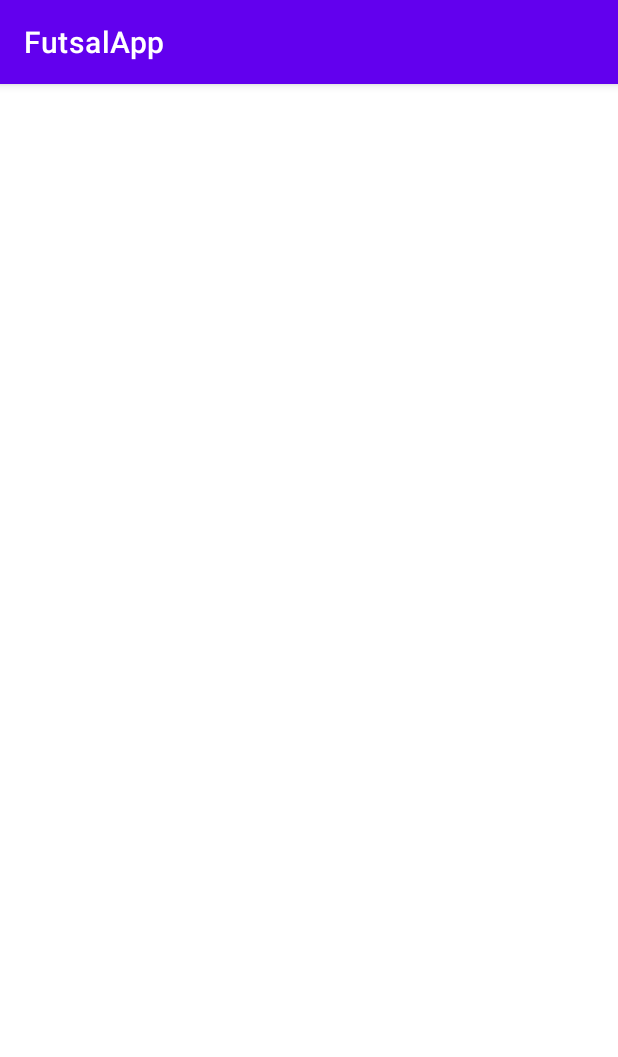
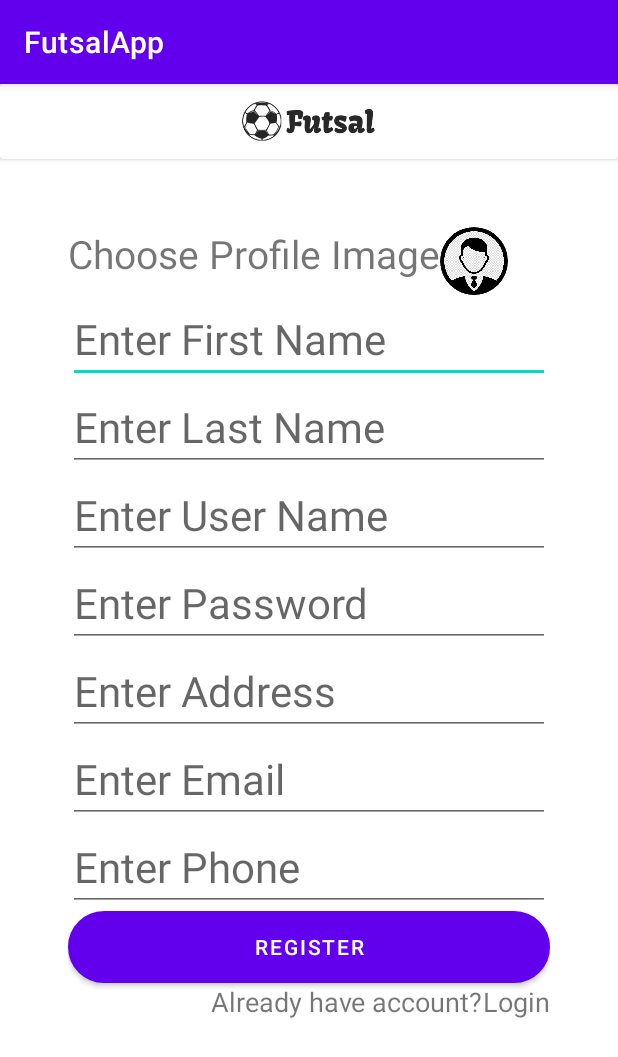
Before and after one commit to pSaurav10/FutsalAppAndroid, an Android app: the SignupActivity screen opened directly, with no data from a screen before it, on a phone screen of 412 x 824 dp. Shown: the top 1057 px of the screen. Run offline under Robolectric (Android 15) with nearby library versions, the phone set to English and light mode, and no system bars; our stand-ins replace CircleImageView.

Commit message:
SignUp Design

```diff
--- a/app/src/main/res/layout/activity_signup.xml
+++ b/app/src/main/res/layout/activity_signup.xml
@@ -1,9 +1,127 @@
 <?xml version="1.0" encoding="utf-8"?>
-<androidx.constraintlayout.widget.ConstraintLayout xmlns:android="http://schemas.android.com/apk/res/android"
+<RelativeLayout
+    xmlns:android="http://schemas.android.com/apk/res/android"
     xmlns:app="http://schemas.android.com/apk/res-auto"
     xmlns:tools="http://schemas.android.com/tools"
     android:layout_width="match_parent"
     android:layout_height="match_parent"
     tools:context=".SignupActivity">
 
-</androidx.constraintlayout.widget.ConstraintLayout>
+    <androidx.cardview.widget.CardView
+        android:id="@+id/header_layout"
+        android:layout_width="match_parent"
+        android:layout_height="50dp"
+        android:background="@color/white"
+        android:elevation="15dp">
+
+    <RelativeLayout
+        android:layout_width="match_parent"
+        android:layout_height="match_parent">
+
+        <ImageView
+            android:id="@+id/insta_img"
+            android:layout_width="95dp"
+            android:layout_height="wrap_content"
+            android:layout_centerHorizontal="true"
+            android:layout_centerVertical="true"
+            android:src="@drawable/futsallogo"/>
+
+
+    </RelativeLayout>
+    </androidx.cardview.widget.CardView>
+    <ScrollView
+        android:layout_width="match_parent"
+        android:layout_height="wrap_content"
+        android:layout_below="@+id/header_layout">
+    <LinearLayout
+        android:layout_width="match_parent"
+        android:layout_height="wrap_content"
+        android:padding="45dp"
+        android:orientation="vertical">
+
+        <RelativeLayout
+            android:layout_width="match_parent"
+            android:layout_height="wrap_content">
+            <TextView
+                android:id="@+id/cim"
+                android:layout_width="wrap_content"
+                android:layout_height="wrap_content"
+                android:textSize="26sp"
+                android:text="Choose Profile Image"/>
+            <de.hdodenhof.circleimageview.CircleImageView
+                android:id="@+id/image"
+                android:layout_width="@dimen/user_icon_size"
+                android:layout_height="@dimen/user_icon_size"
+                android:src="@drawable/user"
+                android:layout_toRightOf="@+id/cim"/>
+        </RelativeLayout>
+        <EditText
+            android:id="@+id/fName"
+            android:textSize="28sp"
+            android:layout_width="match_parent"
+            android:layout_height="wrap_content"
+            android:hint="Enter First Name"/>
+        <EditText
+            android:id="@+id/lName"
+            android:textSize="28sp"
+            android:layout_width="match_parent"
+            android:layout_height="wrap_content"
+            android:hint="Enter Last Name"/>
+        <EditText
+            android:id="@+id/uName"
+            android:textSize="28sp"
+            android:layout_width="match_parent"
+            android:layout_height="wrap_content"
+            android:hint="Enter User Name"/>
+        <EditText
+            android:textSize="28sp"
+            android:id="@+id/pass"
+            android:layout_width="match_parent"
+            android:layout_height="wrap_content"
+            android:hint="Enter Password"/>
+        <EditText
+            android:textSize="28sp"
+            android:id="@+id/address"
+            android:layout_width="match_parent"
+            android:layout_height="wrap_content"
+            android:hint="Enter Address"/>
+        <EditText
+            android:textSize="28sp"
+            android:id="@+id/email"
+            android:layout_width="match_parent"
+            android:layout_height="wrap_content"
+            android:hint="Enter Email"/>
+        <EditText
+            android:textSize="28sp"
+            android:id="@+id/phone"
+            android:layout_width="match_parent"
+            android:layout_height="wrap_content"
+            android:hint="Enter Phone"/>
+        <Button
+            android:id="@+id/btnSignup"
+            android:layout_width="match_parent"
+            android:layout_height="wrap_content"
+            android:text="Register"
+            android:background="@drawable/roundbtn"/>
+        <RelativeLayout
+            android:gravity="end"
+            android:layout_width="match_parent"
+            android:layout_height="wrap_content">
+            <TextView
+                android:id="@+id/ahc"
+                android:layout_width="wrap_content"
+                android:layout_height="wrap_content"
+                android:textSize="18sp"
+                android:text="Already have account?"/>
+            <TextView
+                android:id="@+id/tvLogin"
+                android:layout_width="wrap_content"
+                android:layout_height="wrap_content"
+                android:text="Login"
+                android:textSize="18sp"
+                android:layout_toRightOf="@+id/ahc"/>
+        </RelativeLayout>
+    </LinearLayout>
+</ScrollView>
+
+</RelativeLayout>
```
